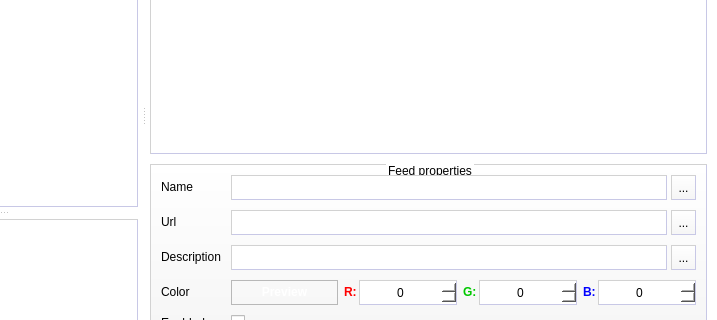
Above: FeedEditWidget.ui from kacerpetr/QRssReader before the change; both pictures show x 151 to 868 and y 171 to 491 of the 868 by 572 pixel window. Below: the same form after it.
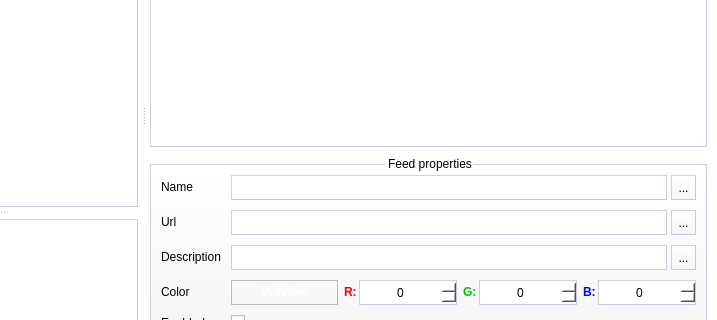
That is the form after the change. Icons and pictures are not drawn.

```diff
--- a/FeedEditWidget.ui
+++ b/FeedEditWidget.ui
@@ -134,13 +134,13 @@
 }
 
 QGroupBox{	
-background-color: qlineargradient(spread:pad, x1:0, y1:0, x2:0, y2:1, stop:0 rgb(255, 255, 255), stop:1 rgb(245, 245, 245));
+    background-color: qlineargradient(spread:pad, x1:0, y1:0, x2:0, y2:1, stop:0 rgb(255, 255, 255), stop:1 rgb(245, 245, 245));
 	border-bottom: 1px solid rgb(200, 200, 230);
 	border-right: 1px solid rgb(200, 200, 230);
 	border-top: 1px solid rgb(210, 210, 210);
 	border-left: 1px solid rgb(210, 210, 210);
 	border-radius: 0px;
-	margin-top: 1ex;
+	margin-top: 7px;
 }
 
 QGroupBox::title{
```
